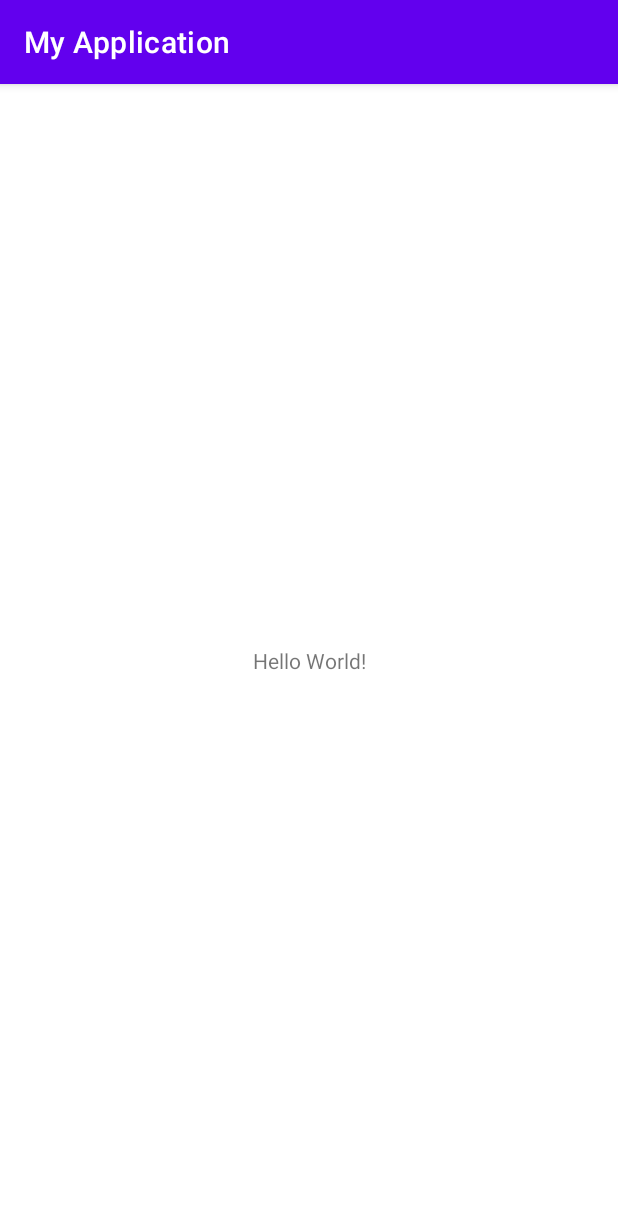
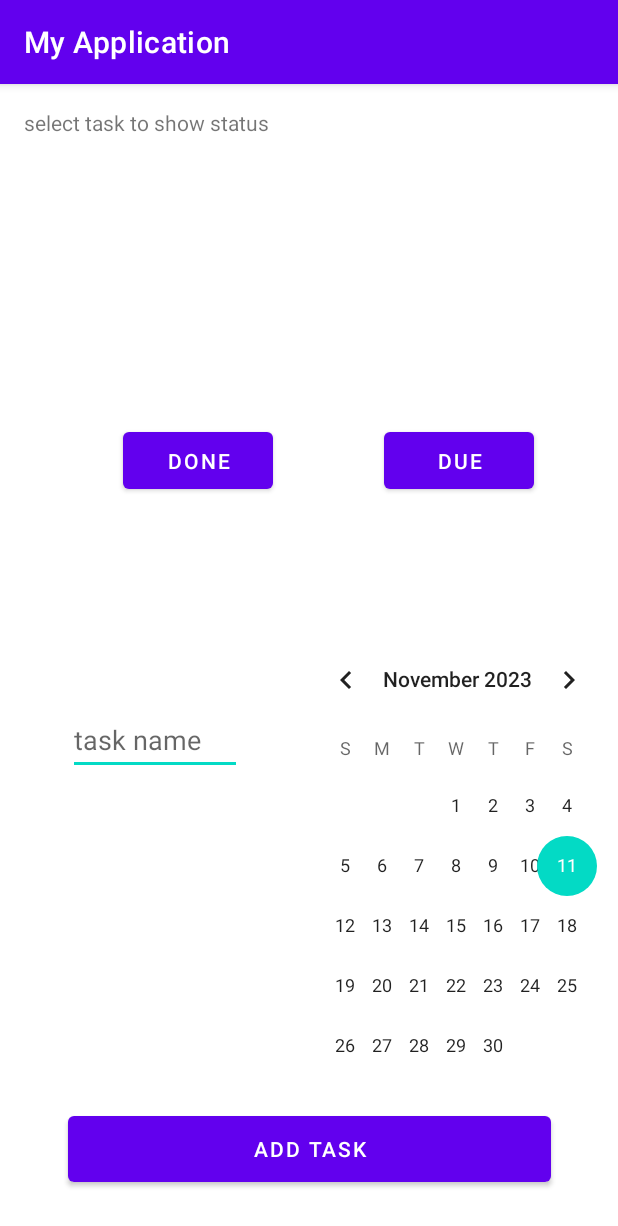
Before and after one commit to Hosam12452/assigment12s, an Android app: the screen it shows after launch (MainActivity), on a phone screen of 412 x 824 dp. Shown: the top 1226 px of the screen. Run offline under Robolectric (Android 15) with nearby library versions, the phone set to English and light mode, and no system bars.

Commit message:
second design,

```diff
--- a/app/src/main/res/layout/activity_main.xml
+++ b/app/src/main/res/layout/activity_main.xml
@@ -7,12 +7,84 @@
     tools:context=".MainActivity">
 
     <TextView
+        android:id="@+id/textview"
         android:layout_width="wrap_content"
         android:layout_height="wrap_content"
-        android:text="Hello World!"
+        android:layout_marginTop="16dp"
+        android:text="select task to show status"
+        app:layout_constraintBottom_toTopOf="@+id/_dynamic"
+        app:layout_constraintEnd_toEndOf="parent"
+        app:layout_constraintHorizontal_bias="0.064"
+        app:layout_constraintStart_toStartOf="parent"
+        app:layout_constraintTop_toTopOf="parent"
+        app:layout_constraintVertical_bias="0.767" />
+
+    <ListView
+        android:id="@+id/tasks_ui"
+        android:layout_width="match_parent"
+        android:layout_height="150dp"
+        app:layout_constraintBottom_toTopOf="@+id/button"
+        app:layout_constraintTop_toBottomOf="@+id/textview"
+        app:layout_constraintVertical_bias="0.0"
+        tools:layout_editor_absoluteX="0dp" />
+
+    <Button
+        android:id="@+id/button"
+        android:layout_width="100dp"
+        android:layout_height="50dp"
+        android:layout_marginStart="8dp"
+        android:text="done"
+        app:layout_constraintBottom_toBottomOf="parent"
+        app:layout_constraintEnd_toStartOf="@+id/button2"
+        app:layout_constraintStart_toStartOf="parent"
+        app:layout_constraintTop_toTopOf="parent"
+        app:layout_constraintVertical_bias="0.315" />
+
+    <Button
+        android:id="@+id/button2"
+        android:layout_width="100dp"
+        android:layout_height="50dp"
+        android:layout_marginEnd="56dp"
+        android:text="due"
+        app:layout_constraintBottom_toBottomOf="parent"
+        app:layout_constraintEnd_toEndOf="parent"
+        app:layout_constraintTop_toTopOf="parent"
+        app:layout_constraintVertical_bias="0.315" />
+
+    <EditText
+        android:id="@+id/editTextTextPersonName"
+        android:layout_width="116dp"
+        android:layout_height="46dp"
+        android:layout_marginStart="8dp"
+        android:ems="10"
+        android:hint="task name"
+        android:inputType="textPersonName"
+        app:layout_constraintBottom_toTopOf="@+id/button3"
+        app:layout_constraintEnd_toStartOf="@+id/calendarView"
+        app:layout_constraintStart_toStartOf="parent"
+        app:layout_constraintTop_toBottomOf="@+id/button"
+        app:layout_constraintVertical_bias="0.386" />
+
+    <Button
+        android:id="@+id/button3"
+        android:layout_width="322dp"
+        android:layout_height="56dp"
+        android:text="Add task"
         app:layout_constraintBottom_toBottomOf="parent"
         app:layout_constraintEnd_toEndOf="parent"
         app:layout_constraintStart_toStartOf="parent"
-        app:layout_constraintTop_toTopOf="parent" />
+        app:layout_constraintTop_toTopOf="parent"
+        app:layout_constraintVertical_bias="0.958" />
+
+    <CalendarView
+        android:id="@+id/calendarView"
+        android:layout_width="214dp"
+        android:layout_height="303dp"
+        app:layout_constraintBottom_toBottomOf="parent"
+        app:layout_constraintEnd_toEndOf="parent"
+        app:layout_constraintHorizontal_bias="1.0"
+        app:layout_constraintStart_toStartOf="parent"
+        app:layout_constraintTop_toTopOf="parent"
+        app:layout_constraintVertical_bias="0.782" />
 
 </androidx.constraintlayout.widget.ConstraintLayout>
```
Also changed, not shown: app/src/main/res/layout/taskstatus.xml (added, +63 -0 lines).
